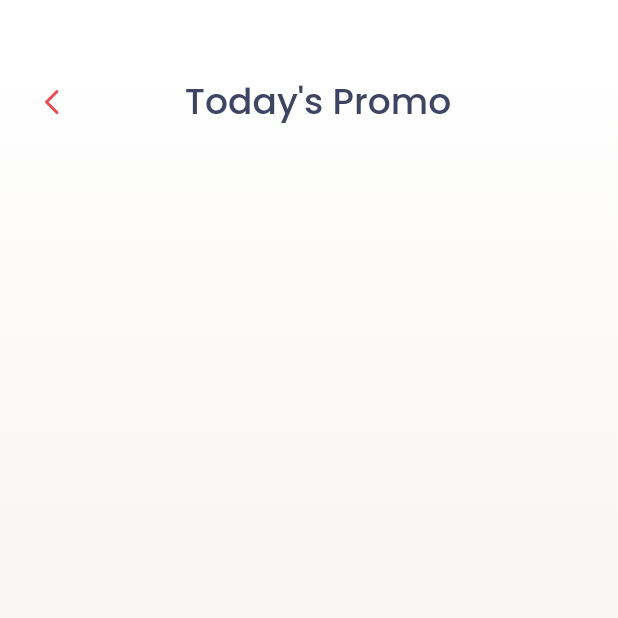
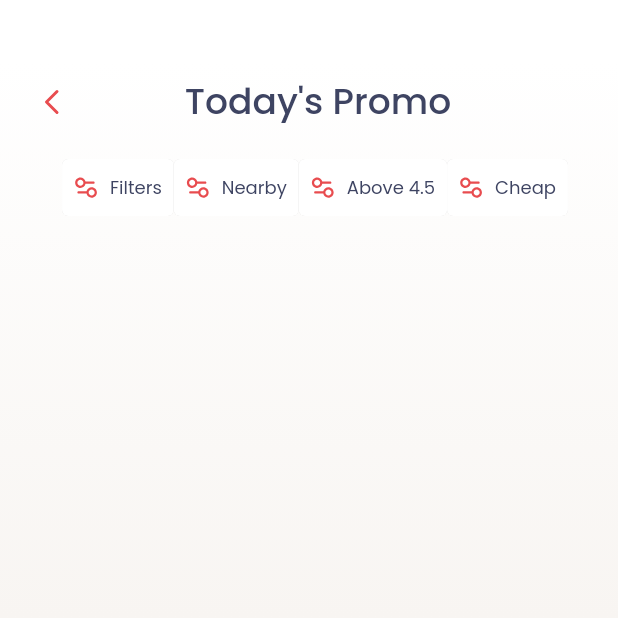
Before and after one commit to fiki2002/FOODIE, a Flutter app: the PromoPage screen opened directly, on a phone screen of 412 x 824 dp, the top half of it. Run offline on Flutter 3.47's test engine with Material 2 defaults, Android fonts, the phone set to English and light mode, and no system bars; our stand-ins replace flutter_svg, google_fonts.

Commit message:
Another day to push this

```diff
--- a/lib/Screens/promo.dart
+++ b/lib/Screens/promo.dart
@@ -54,10 +54,33 @@ class _PromoPageState extends State<PromoPage> {
               const SizedBox(
                 height: 20,
               ),
-              Row(
-                children: [
-
-                ],
+              SingleChildScrollView(
+                scrollDirection: Axis.horizontal,
+                child: Row(
+                  mainAxisAlignment: MainAxisAlignment.spaceBetween,
+                  children: [
+                    buildContainer(
+                      title: 'Filters',
+                      url: 'assets/images/filters.svg',
+                      isSelected: false,
+                    ),
+                    buildContainer(
+                      title: 'Nearby',
+                      url: 'assets/images/filters.svg',
+                      isSelected: false,
+                    ),
+                    buildContainer(
+                      title: 'Above 4.5',
+                      url: 'assets/images/filters.svg',
+                      isSelected: false,
+                    ),
+                    buildContainer(
+                      title: 'Cheap',
+                      url: 'assets/images/filters.svg',
+                      isSelected: false,
+                    ),
+                  ],
+                ),
               ),
             ],
           ),
@@ -66,12 +89,11 @@ class _PromoPageState extends State<PromoPage> {
     );
   }
 
-  Widget buildContainer(
-     String title,
-     Color textColor,
-     String url,
-     bool isSelected ,
-  ) {
+  Widget buildContainer({
+    required String title,
+    required String url,
+    required bool isSelected,
+  }) {
     return Container(
       padding: const EdgeInsets.symmetric(
         horizontal: 8,
@@ -80,6 +102,11 @@ class _PromoPageState extends State<PromoPage> {
       decoration: BoxDecoration(
         color: isSelected ? const Color(0xffE84C4F) : Colors.white,
         borderRadius: BorderRadius.circular(4),
+        boxShadow: const [
+          BoxShadow(
+            color: Colors.black12,
+          ),
+        ],
       ),
       child: Row(
         children: [
@@ -90,7 +117,7 @@ class _PromoPageState extends State<PromoPage> {
           Text(
             title,
             style: GoogleFonts.poppins(
-              color: const Color(0xff3E4462),
+              color: isSelected ? Colors.white : const Color(0xff3E4462),
               fontSize: 12,
               fontWeight: FontWeight.w400,
             ),
```
